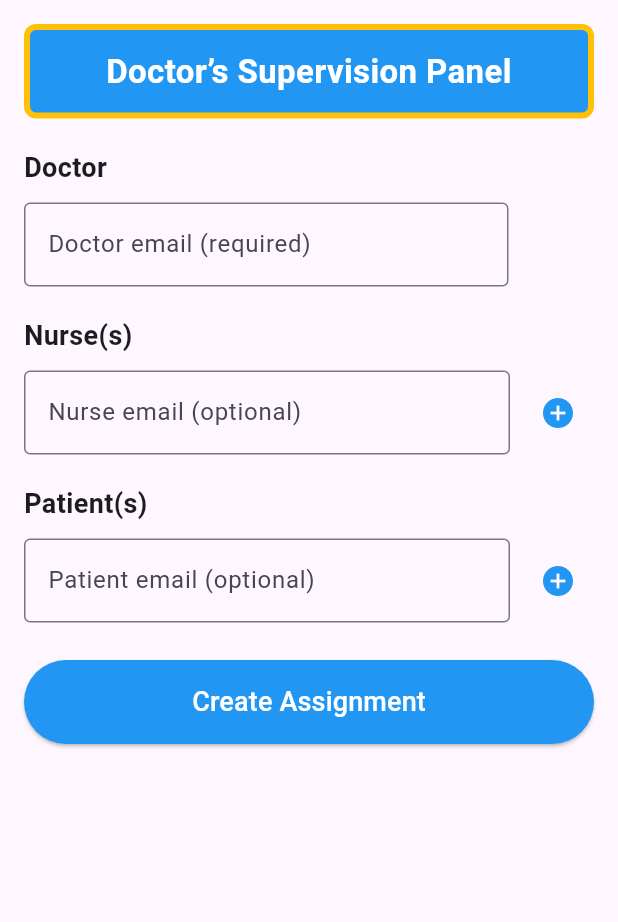
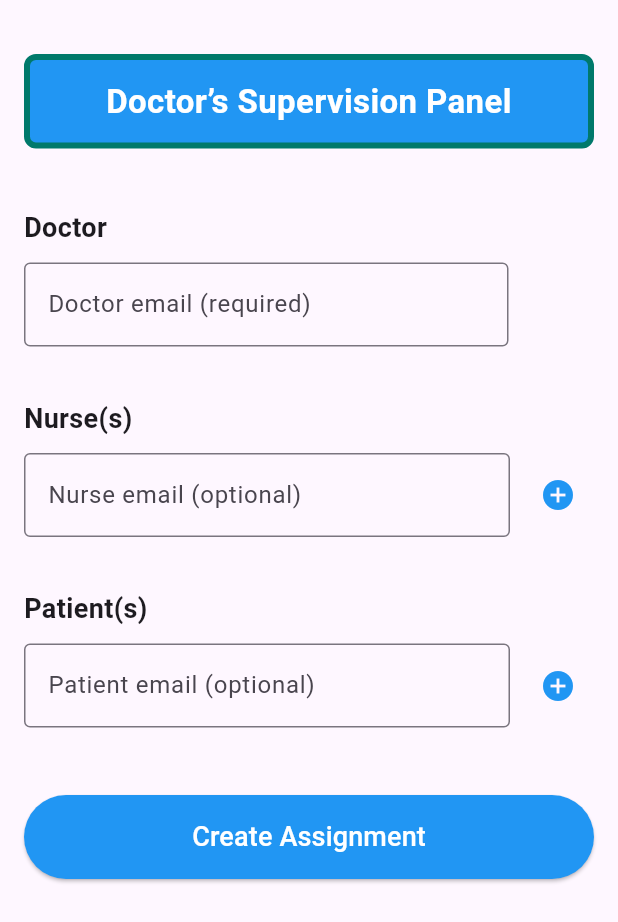
Before and after one commit to Eliasz-Los/VitalRoutes, a Flutter app: the SystemAdminPage screen opened directly, on a phone screen of 412 x 824 dp. Shown: the top 922 px of the screen. Run offline on Flutter 3.47's test engine with Material 3 defaults, Android fonts, the phone set to English and light mode, and no system bars; our stand-ins replace dio, firebase_auth, firebase_core; accounts and stored records are empty.

Commit message:
fixed US

```diff
--- a/ui/lib/Pages/Admin/SystemAdminPage.dart
+++ b/ui/lib/Pages/Admin/SystemAdminPage.dart
@@ -11,7 +11,6 @@ class _SystemAdminPageState extends State<SystemAdminPage> {
   TextEditingController doctorController = TextEditingController();
   List<TextEditingController> nurseControllers = [TextEditingController()];
   List<TextEditingController> patientControllers = [TextEditingController()];
-
 
   Future<void> _createSupervision() async {
     try {
@@ -69,15 +68,17 @@ class _SystemAdminPageState extends State<SystemAdminPage> {
     return Scaffold(
       body: Padding(
         padding: EdgeInsets.all(16.0),
+        child: SingleChildScrollView(
           child: Column(
             crossAxisAlignment: CrossAxisAlignment.stretch,
             children: [
+              SizedBox(height: 20),
               Container(
                 padding: EdgeInsets.all(12),
                 decoration: BoxDecoration(
                   color: Colors.blue,
                   borderRadius: BorderRadius.circular(8),
-                border: Border.all(color: Colors.amber, width: 4),
+                  border: Border.all(color: Colors.teal.shade700, width: 4),
                 ),
                 child: Text(
                   'Doctor’s Supervision Panel',
@@ -89,16 +90,23 @@ class _SystemAdminPageState extends State<SystemAdminPage> {
                   ),
                 ),
               ),
-            SizedBox(height: 20),
+              SizedBox(height: 40),
+
               _buildSectionTitle('Doctor'),
               _buildDoctorInputField(doctorController, 'Doctor email (required)'),
-            SizedBox(height: 15),
+
+              SizedBox(height: 30),
+
               _buildSectionTitle('Nurse(s)'),
               _buildDynamicFields(nurseControllers, 'Nurse email (optional)', _addNurseField, _removeNurseField),
-            SizedBox(height: 15),
+
+              SizedBox(height: 30),
+
               _buildSectionTitle('Patient(s)'),
               _buildDynamicFields(patientControllers, 'Patient email (optional)', _addPatientField, _removePatientField),
-            SizedBox(height: 20),
+
+              SizedBox(height: 40),
+
               ElevatedButton(
                 onPressed: _createSupervision,
                 style: ElevatedButton.styleFrom(
@@ -111,8 +119,10 @@ class _SystemAdminPageState extends State<SystemAdminPage> {
             ],
           ),
         ),
+      ),
     );
   }
+
 
   Widget _buildSectionTitle(String title) {
     return Padding(
@@ -202,7 +212,6 @@ class _SystemAdminPageState extends State<SystemAdminPage> {
     );
   }
 
-
   Widget _buildInputField(TextEditingController controller, String placeholder) {
     return Padding(
       padding: EdgeInsets.symmetric(vertical: 5.0),
--- a/ui/pubspec.yaml
+++ b/ui/pubspec.yaml
@@ -15,7 +15,6 @@ dependencies:
   flutter:
     sdk: flutter
   cupertino_icons: ^1.0.8
-  google_fonts: ^3.0.1
   firebase_core: ^3.11.0
   firebase_auth: ^5.4.2
   dio: ^5.8.0+1
```
Also changed, not shown: ui/lib/Pages/home_page.dart (+6 -10 lines), ui/pubspec.lock, 1 other file. Lines whose indentation alone changed are shown as unchanged.
